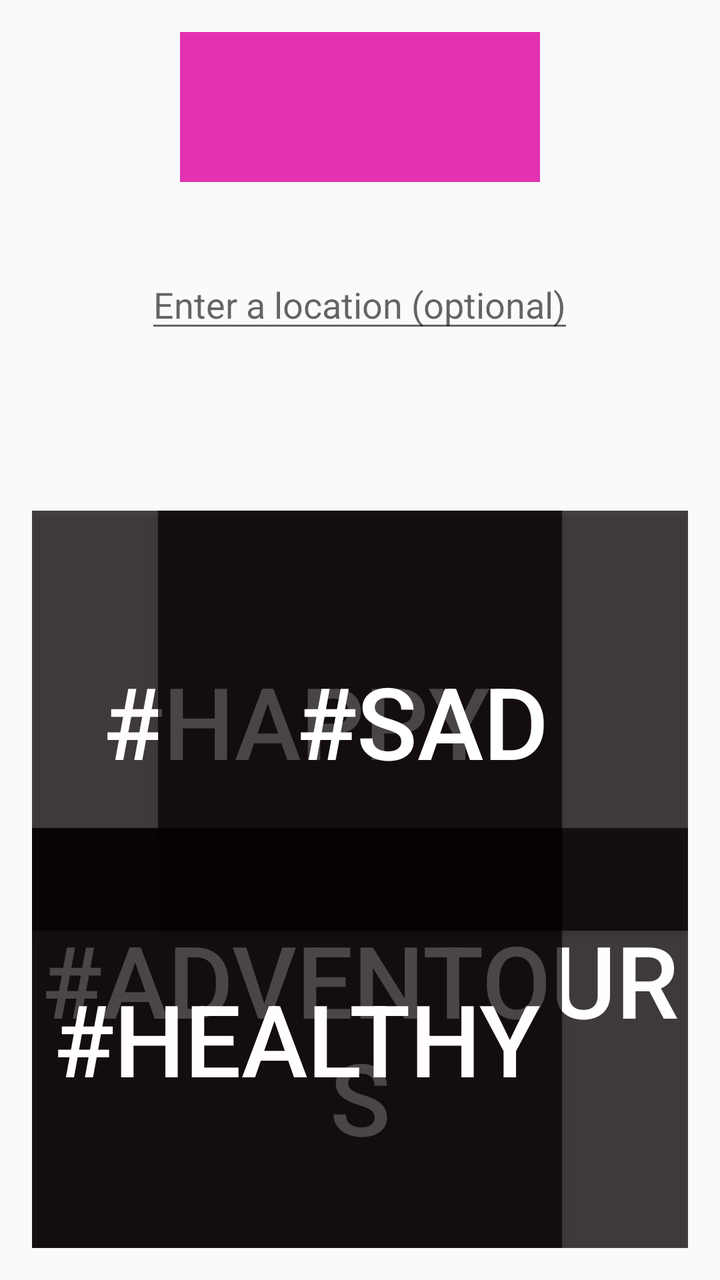
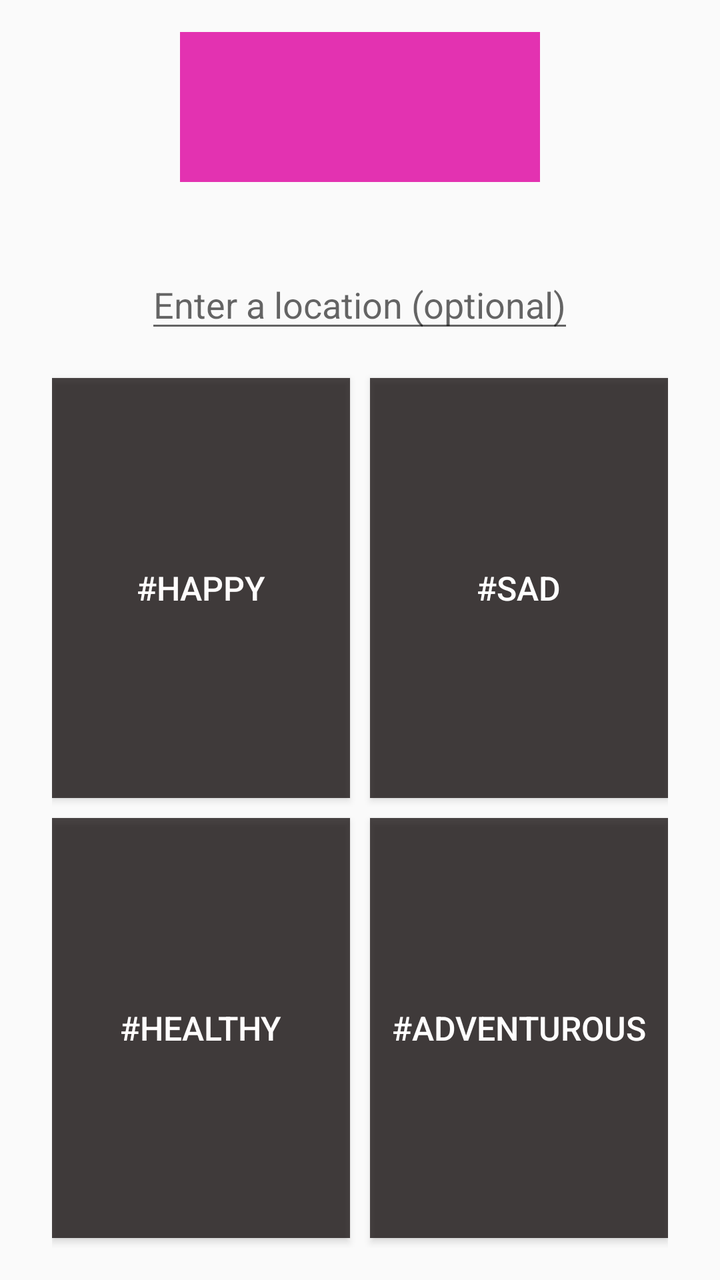

Screens rendered from an Android XML layout before and after an edit, with the pre-edit source and the edit as a unified diff.
<!-- AndroidManifest.xml: application theme AppTheme -->
<!-- res/layout/activity_main.xml -->
<?xml version="1.0" encoding="utf-8"?>
<RelativeLayout xmlns:android="http://schemas.android.com/apk/res/android"
    xmlns:tools="http://schemas.android.com/tools"
    android:layout_width="match_parent"
    android:layout_height="match_parent"
    android:paddingBottom="@dimen/activity_vertical_margin"
    android:paddingLeft="@dimen/activity_horizontal_margin"
    android:paddingRight="@dimen/activity_horizontal_margin"
    android:paddingTop="@dimen/activity_vertical_margin"
    tools:context="com.example.rui.location.MainActivity">

    <TextView
        android:layout_width="wrap_content"
        android:layout_height="wrap_content"
        android:text=""
        android:adjustViewBounds="true"
        android:id="@+id/textLocation" />

    <TextView
        android:layout_width="wrap_content"
        android:layout_height="wrap_content"
        android:text=""
        android:adjustViewBounds="true"
        android:id="@+id/connection" />

    <EditText
        android:layout_width="wrap_content"
        android:layout_height="wrap_content"
        android:id="@+id/inputLocation"
        android:layout_marginTop="39dp"
        android:hint="Enter a location (optional)"
        android:layout_below="@+id/logo"
        android:adjustViewBounds="true"
        android:layout_centerHorizontal="true"/>

    <ImageView
        android:layout_width="wrap_content"
        android:layout_height="wrap_content"
        android:id="@+id/logo"
        android:layout_row="0"
        android:layout_column="3"
        android:background="#d2df08a2"
        android:minHeight="75dp"
        android:minWidth="180dp"
        android:adjustViewBounds="true"
        android:layout_alignParentTop="true"
        android:layout_centerHorizontal="true"/>

    <Button
        android:layout_width="wrap_content"
        android:layout_height="wrap_content"
        android:id="@+id/mood1"
        android:background="#b9080000"
        android:minWidth="265dp"
        android:minHeight="210dp"
        android:adjustViewBounds="true"
        android:layout_below="@+id/inputLocation"
        android:layout_alignParentStart="true"
        android:layout_marginTop="84dp"
        android:text="#happy"
        android:textColor="#fefcfc"
        android:textSize="50dp"/>

    <Button
        android:layout_width="wrap_content"
        android:layout_height="wrap_content"
        android:id="@+id/mood2"
        android:background="#b9080000"
        android:minWidth="265dp"
        android:minHeight="210dp"
        android:layout_alignTop="@+id/mood1"
        android:layout_alignParentEnd="true"
        android:text="#Sad"
        android:adjustViewBounds="true"
        android:textSize="50dp"
        android:textColor="#ffffff" />

    <Button
        android:layout_width="wrap_content"
        android:layout_height="wrap_content"
        android:id="@+id/mood3"
        android:background="#b9080000"
        android:minWidth="265dp"
        android:minHeight="210dp"
        android:layout_alignTop="@+id/mood4"
        android:layout_alignParentEnd="true"
        android:textSize="50dp"
        android:adjustViewBounds="true"
        android:text="#adventours"
        android:textColor="#fffefe" />

    <Button
        android:layout_width="wrap_content"
        android:layout_height="wrap_content"
        android:id="@+id/mood4"
        android:background="#b9080000"
        android:minWidth="265dp"
        android:minHeight="210dp"
        android:layout_alignParentBottom="true"
        android:layout_alignParentStart="true"
        android:textSize="50dp"
        android:adjustViewBounds="true"
        android:text="#Healthy"
        android:textColor="#fffdfd" />


</RelativeLayout>
<!-- resources referenced by this layout -->
<resources>
  <dimen name="activity_horizontal_margin">16dp</dimen>
  <dimen name="activity_vertical_margin">16dp</dimen>
  <style name="AppTheme" parent="Theme.AppCompat.Light.DarkActionBar">
          
          <item name="colorPrimary">@color/colorPrimary</item>
          <item name="colorPrimaryDark">@color/colorPrimaryDark</item>
          <item name="colorAccent">@color/colorAccent</item>
      </style>
  <color name="colorPrimary">#3F51B5</color>
  <color name="colorPrimaryDark">#303F9F</color>
  <color name="colorAccent">#FF4081</color>
</resources>

<!-- the commit's change to res/layout/activity_main.xml (unified diff, before → after) -->
@@ -44,64 +44,105 @@
         android:minWidth="180dp"
         android:adjustViewBounds="true"
         android:layout_alignParentTop="true"
-        android:layout_centerHorizontal="true"/>
+        android:layout_centerHorizontal="true" />
 
-    <Button
-        android:layout_width="wrap_content"
-        android:layout_height="wrap_content"
-        android:id="@+id/mood1"
-        android:background="#b9080000"
-        android:minWidth="265dp"
-        android:minHeight="210dp"
-        android:adjustViewBounds="true"
-        android:layout_below="@+id/inputLocation"
-        android:layout_alignParentStart="true"
-        android:layout_marginTop="84dp"
-        android:text="#happy"
-        android:textColor="#fefcfc"
-        android:textSize="50dp"/>
+    <LinearLayout
+        android:id="@+id/firstLayout"
+        android:layout_width="match_parent"
+        android:layout_height="fill_parent"
+        android:layout_toLeftOf="@+id/secondView"
+        android:orientation="vertical"
+        android:nestedScrollingEnabled="true"
+        android:minHeight="0dp"
+        android:minWidth="0dp"
+        android:paddingLeft="10dp"
+        android:gravity="bottom">
 
-    <Button
-        android:layout_width="wrap_content"
-        android:layout_height="wrap_content"
-        android:id="@+id/mood2"
-        android:background="#b9080000"
-        android:minWidth="265dp"
-        android:minHeight="210dp"
-        android:layout_alignTop="@+id/mood1"
-        android:layout_alignParentEnd="true"
-        android:text="#Sad"
-        android:adjustViewBounds="true"
-        android:textSize="50dp"
-        android:textColor="#ffffff" />
+        <Button
+            android:layout_width="fill_parent"
+            android:layout_height="wrap_content"
+            android:id="@+id/mood1"
+            android:background="#b9080000"
+            android:minWidth="265dp"
+            android:minHeight="210dp"
+            android:adjustViewBounds="true"
+            android:layout_below="@+id/inputLocation"
+            android:layout_alignParentStart="true"
+            android:text="#happy"
+            android:textColor="#fefcfc"
+            android:textSize="50px"
+            android:layout_marginTop="84dp"
+            android:layout_marginRight="5dp"
+            android:layout_marginBottom="5dp"/>
 
-    <Button
-        android:layout_width="wrap_content"
-        android:layout_height="wrap_content"
-        android:id="@+id/mood3"
-        android:background="#b9080000"
-        android:minWidth="265dp"
-        android:minHeight="210dp"
-        android:layout_alignTop="@+id/mood4"
-        android:layout_alignParentEnd="true"
-        android:textSize="50dp"
-        android:adjustViewBounds="true"
-        android:text="#adventours"
-        android:textColor="#fffefe" />
+        <Button
+            android:layout_width="fill_parent"
+            android:layout_height="wrap_content"
+            android:id="@+id/mood4"
+            android:background="#b9080000"
+            android:minWidth="265dp"
+            android:minHeight="210dp"
+            android:layout_alignParentBottom="true"
+            android:layout_alignParentStart="true"
+            android:textSize="50px"
+            android:adjustViewBounds="true"
+            android:text="#Healthy"
+            android:textColor="#fffdfd"
+            android:layout_marginRight="5dp"
+            android:layout_marginTop="5dp"
+            android:layout_marginBottom="5dp"/>
 
-    <Button
-        android:layout_width="wrap_content"
-        android:layout_height="wrap_content"
-        android:id="@+id/mood4"
-        android:background="#b9080000"
-        android:minWidth="265dp"
-        android:minHeight="210dp"
-        android:layout_alignParentBottom="true"
-        android:layout_alignParentStart="true"
-        android:textSize="50dp"
-        android:adjustViewBounds="true"
-        android:text="#Healthy"
-        android:textColor="#fffdfd" />
+    </LinearLayout>
 
+    <View
+        android:id="@+id/secondView"
+        android:layout_width="0dp"
+        android:layout_height="match_parent"
+        android:layout_centerHorizontal="true" />
+
+    <LinearLayout
+        android:id="@+id/thirdLayout"
+        android:layout_width="match_parent"
+        android:layout_height="fill_parent"
+        android:layout_toRightOf="@+id/secondView"
+        android:orientation="vertical"
+        android:paddingRight="10dp"
+        android:gravity="bottom">
+
+        <Button
+            android:layout_width="fill_parent"
+            android:layout_height="wrap_content"
+            android:id="@+id/mood2"
+            android:background="#b9080000"
+            android:minWidth="265dp"
+            android:minHeight="210dp"
+            android:layout_alignTop="@+id/mood1"
+            android:layout_alignParentEnd="true"
+            android:text="#Sad"
+            android:adjustViewBounds="true"
+            android:textSize="50px"
+            android:textColor="#ffffff"
+            android:layout_marginLeft="5dp"
+            android:layout_marginTop="84dp"
+            android:layout_marginBottom="5dp"/>
+
+        <Button
+            android:layout_width="fill_parent"
+            android:layout_height="wrap_content"
+            android:id="@+id/mood3"
+            android:background="#b9080000"
+            android:minWidth="265dp"
+            android:minHeight="210dp"
+            android:layout_alignTop="@+id/mood4"
+            android:layout_alignParentEnd="true"
+            android:textSize="50px"
+            android:adjustViewBounds="true"
+            android:text="#Adventurous"
+            android:textColor="#fffefe"
+            android:layout_marginLeft="5dp"
+            android:layout_marginTop="5dp"
+            android:layout_marginBottom="5dp"/>
+
+    </LinearLayout>
 
 </RelativeLayout>
